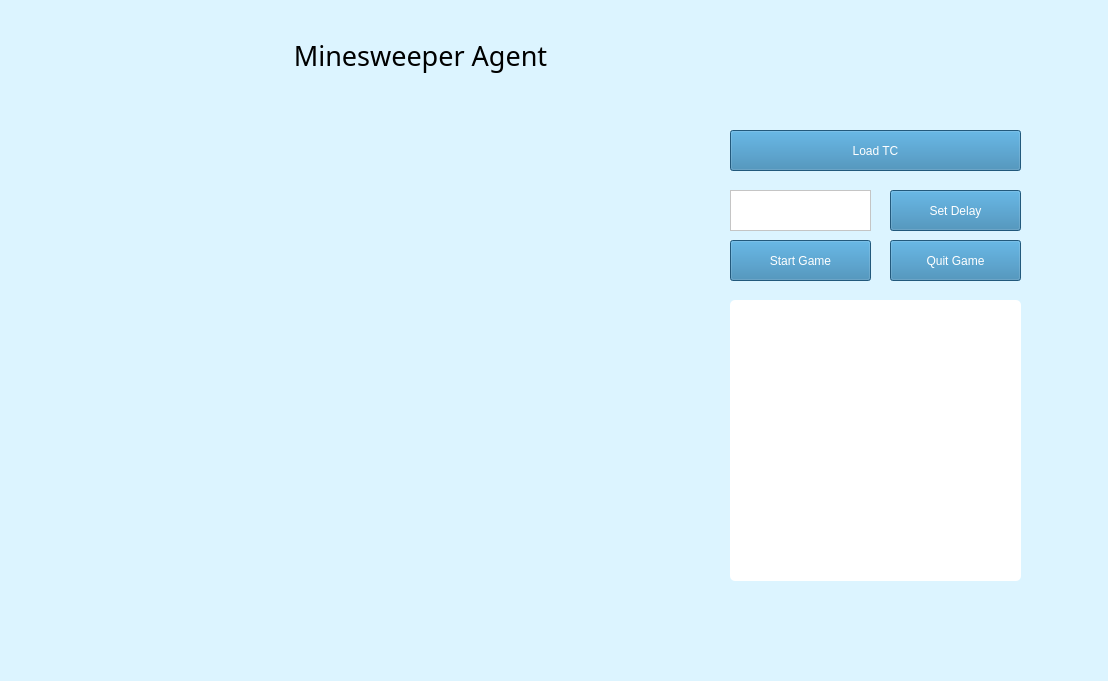
Before: the Qt Designer form src/view/main_window.ui in haverzard/minesweeper-agent, drawn with Qt 5.
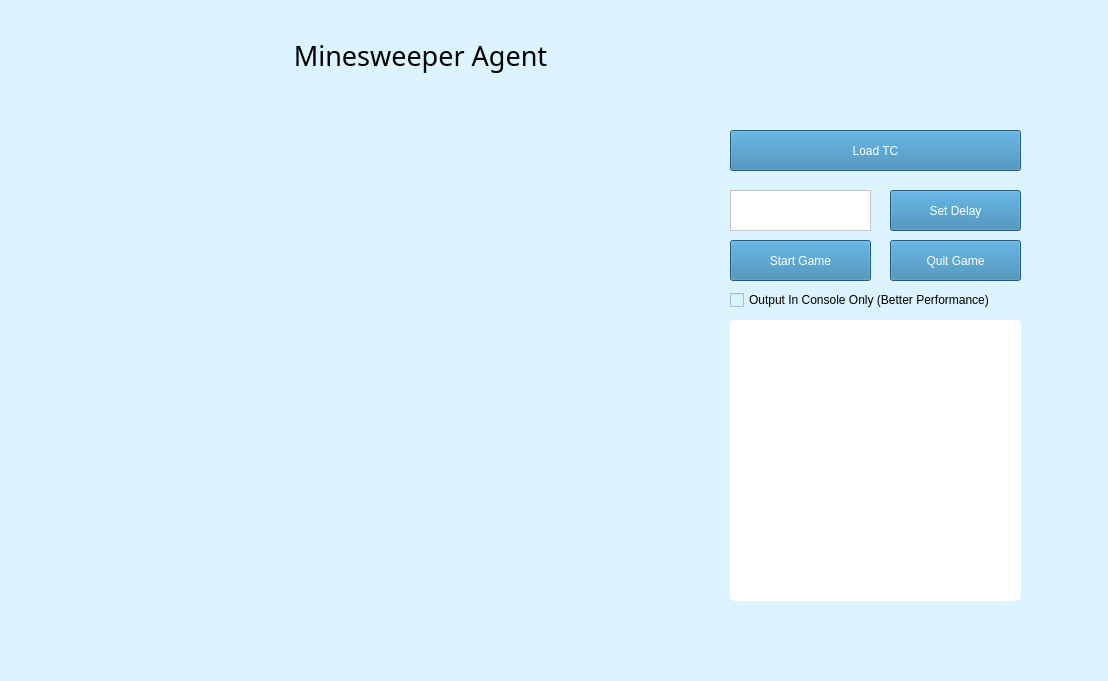
After: the same form once the commit is applied. The open tabs and pages were chosen to show the change. Icons and pictures are not drawn.

Commit message: Add output history toggle button to improve performance

```diff
--- a/src/view/main_window.ui
+++ b/src/view/main_window.ui
@@ -349,7 +349,7 @@
       <property name="geometry">
        <rect>
         <x>740</x>
-        <y>310</y>
+        <y>330</y>
         <width>291</width>
         <height>281</height>
        </rect>
@@ -398,6 +398,19 @@
        <string>Set Delay</string>
       </property>
      </widget>
+     <widget class="QCheckBox" name="consoleOnlyCBox">
+      <property name="geometry">
+       <rect>
+        <x>740</x>
+        <y>300</y>
+        <width>291</width>
+        <height>20</height>
+       </rect>
+      </property>
+      <property name="text">
+       <string>Output In Console Only (Better Performance)</string>
+      </property>
+     </widget>
     </widget>
    </widget>
   </widget>
```
The commit also changes 1 other file.
